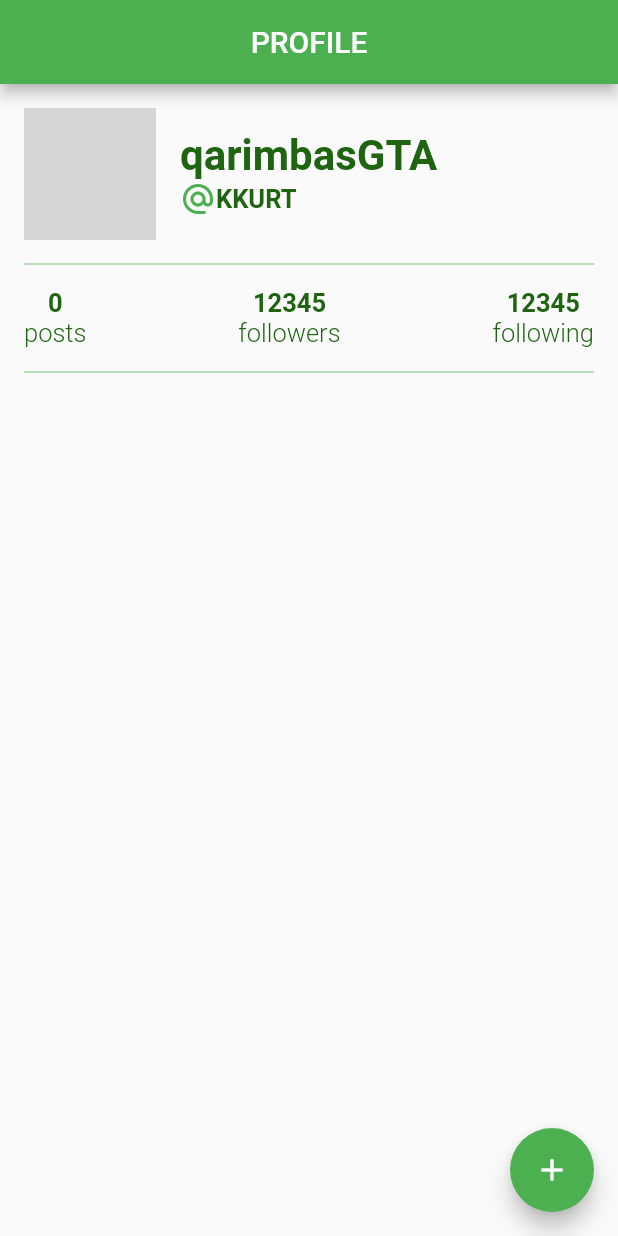
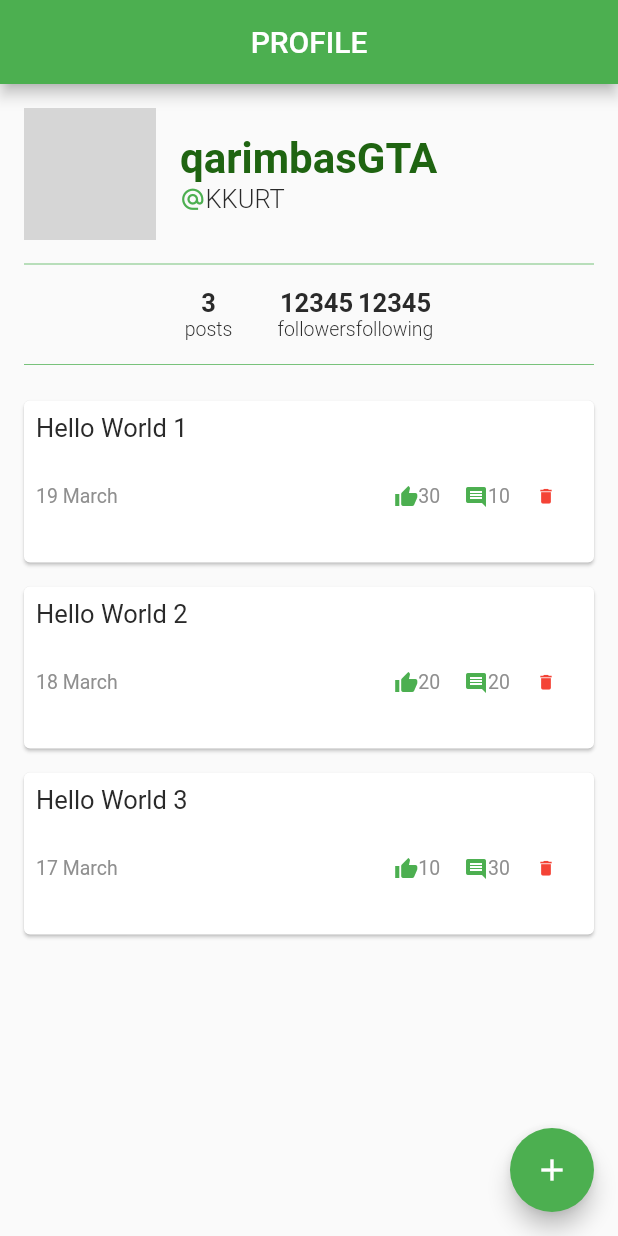
Before and after one commit to qarimbas/Flutter_Lecture_SU_SocialMedia, a Flutter app: the screen it shows after launch, on a phone screen of 412 x 824 dp. Run offline on Flutter 3.47's test engine with Material 2 defaults, Android fonts, the phone set to English and light mode, and no system bars; network calls fail; grey boxes are pictures that could not be loaded.

Commit message:
postTile and fixes

```diff
--- a/lib/routes/profile.dart
+++ b/lib/routes/profile.dart
@@ -1,5 +1,6 @@
 import 'package:flutter/material.dart';
 import 'package:flutter_application_2/model/post.dart';
+import 'package:flutter_application_2/ui/post_tile.dart';
 import 'package:flutter_application_2/util/colors.dart';
 
 class ProfileView extends StatefulWidget {
@@ -10,10 +11,14 @@ class ProfileView extends StatefulWidget {
 }
 
 class _ProfileViewState extends State<ProfileView> {
-  //Post item1 = Post(text: 'first post', date: '14th July 2021', likes: 5);
-  //Post item2 = Post.comments(comments: 5);
+  late int postCount = 0;
 
-  late int postCount = 0;
+  List<Post> posts = [
+    Post(text: 'Hello World 1', date: '19 March', likes: 30, comments: 10),
+    Post(text: 'Hello World 2', date: '18 March', likes: 20, comments: 20),
+    Post(text: 'Hello World 3', date: '17 March', likes: 10, comments: 30),
+  ];
+
   void buttonPressed() {
     setState(() {
       postCount++;
@@ -30,6 +35,7 @@ class _ProfileViewState extends State<ProfileView> {
 
   @override
   Widget build(BuildContext context) {
+    postCount = posts.length;
     print('BUILD: $postCount');
 
     return Scaffold(
@@ -47,7 +53,7 @@ class _ProfileViewState extends State<ProfileView> {
       floatingActionButton: FloatingActionButton(
         onPressed: buttonPressed,
         backgroundColor: AppColors.primaryColor,
-        child: const Icon(Icons.add),
+        child: Icon(Icons.add),
       ),
       body: SafeArea(
         child: Padding(
@@ -61,24 +67,45 @@ class _ProfileViewState extends State<ProfileView> {
                 thickness: 0.5,
               ),
               Row(
-                mainAxisAlignment: MainAxisAlignment.spaceBetween,
+                mainAxisAlignment: MainAxisAlignment.center,
                 children: [
                   Column(
                     children: [
                       Text(
-                        postCount.toString(),
+                        '$postCount',
                         style: TextStyle(
-                          fontSize: 17,
+                          fontSize: 17.0,
                           fontWeight: FontWeight.w600,
-                          color: AppColors.headingColor,
+                          color: AppColors.textColor,
                         ),
                       ),
                       Text(
                         'posts',
                         style: TextStyle(
-                          fontSize: 17,
+                          fontSize: 13,
                           fontWeight: FontWeight.w300,
-                          color: AppColors.headingColor,
+                          color: AppColors.textColor,
+                        ),
+                      ),
+                    ],
+                  ),
+                  SizedBox(width: 30),
+                  Column(
+                    children: [
+                      Text(
+                        '12345',
+                        style: TextStyle(
+                          fontSize: 17.0,
+                          fontWeight: FontWeight.w600,
+                          color: AppColors.textColor,
+                        ),
+                      ),
+                      Text(
+                        'followers',
+                        style: TextStyle(
+                          fontSize: 13,
+                          fontWeight: FontWeight.w300,
+                          color: AppColors.textColor,
                         ),
                       ),
                     ],
@@ -90,35 +117,15 @@ class _ProfileViewState extends State<ProfileView> {
                         style: TextStyle(
                           fontSize: 17,
                           fontWeight: FontWeight.w600,
-                          color: AppColors.headingColor,
-                        ),
-                      ),
-                      Text(
-                        'followers',
-                        style: TextStyle(
-                          fontSize: 17,
-                          fontWeight: FontWeight.w300,
-                          color: AppColors.headingColor,
-                        ),
-                      ),
-                    ],
-                  ),
-                  Column(
-                    children: [
-                      Text(
-                        '12345',
-                        style: TextStyle(
-                          fontSize: 17,
-                          fontWeight: FontWeight.w600,
-                          color: AppColors.headingColor,
+                          color: AppColors.textColor,
                         ),
                       ),
                       Text(
                         'following',
                         style: TextStyle(
-                          fontSize: 17,
+                          fontSize: 13,
                           fontWeight: FontWeight.w300,
-                          color: AppColors.headingColor,
+                          color: AppColors.textColor,
                         ),
                       ),
                     ],
@@ -130,6 +137,17 @@ class _ProfileViewState extends State<ProfileView> {
                 height: 32,
                 thickness: 0.5,
               ),
+              Column(
+                children: posts
+                    .map((post) => PostTile(
+                        post: post,
+                        delete: () {
+                          setState(() {
+                            posts.remove(post);
+                          });
+                        }))
+                    .toList(),
+              )
             ],
           ),
         ),
@@ -167,13 +185,14 @@ class _ProfileViewState extends State<ProfileView> {
                 Icon(
                   Icons.alternate_email,
                   color: AppColors.primaryColor,
+                  size: 17,
                 ),
                 Text(
                   'KKURT',
                   style: TextStyle(
                     fontSize: 17,
-                    fontWeight: FontWeight.bold,
-                    color: AppColors.headingColor,
+                    fontWeight: FontWeight.w300,
+                    color: AppColors.textColor,
                   ),
                 ),
               ],
--- /dev/null
+++ b/lib/ui/post_tile.dart
@@ -0,0 +1,82 @@
+import 'package:flutter/material.dart';
+import 'package:flutter_application_2/model/post.dart';
+import 'package:flutter_application_2/util/colors.dart';
+
+class PostTile extends StatelessWidget {
+  final Post post;
+  //final void Function() delete;
+  final VoidCallback delete;
+
+  PostTile({required this.post, required this.delete});
+
+  @override
+  Widget build(BuildContext context) {
+    return Card(
+      margin: EdgeInsets.symmetric(vertical: 8),
+      child: Padding(
+        padding: const EdgeInsets.all(8.0),
+        child: Column(
+          crossAxisAlignment: CrossAxisAlignment.stretch,
+          children: [
+            Text(
+              '${post.text}',
+              style: TextStyle(
+                fontSize: 17,
+                color: AppColors.textColor,
+              ),
+            ),
+            Padding(
+              padding: const EdgeInsets.symmetric(vertical: 12),
+              child: Row(
+                children: [
+                  Text(
+                    '${post.date}',
+                    style: TextStyle(
+                      fontSize: 13,
+                      color: AppColors.subtitleColor,
+                    ),
+                  ),
+                  Spacer(),
+                  Icon(
+                    Icons.thumb_up,
+                    size: 16,
+                    color: AppColors.primaryColor,
+                  ),
+                  Text(
+                    '${post.likes}',
+                    style: TextStyle(
+                      fontSize: 13,
+                      color: AppColors.subtitleColor,
+                    ),
+                  ),
+                  SizedBox(width: 16),
+                  Icon(
+                    Icons.comment,
+                    size: 16,
+                    color: AppColors.primaryColor,
+                  ),
+                  Text(
+                    '${post.comments}',
+                    style: TextStyle(
+                      fontSize: 13,
+                      color: AppColors.subtitleColor,
+                    ),
+                  ),
+                  IconButton(
+                    padding: EdgeInsets.zero,
+                    icon: Icon(
+                      Icons.delete,
+                      size: 13,
+                      color: Colors.red,
+                    ),
+                    onPressed: delete,
+                  ),
+                ],
+              ),
+            ),
+          ],
+        ),
+      ),
+    );
+  }
+}
--- a/lib/util/colors.dart
+++ b/lib/util/colors.dart
@@ -5,4 +5,5 @@ class AppColors {
   static const Color appBarTextColor = Colors.white;
   static const Color textColor = const Color(0xFF2A2A2A);
   static const Color headingColor = const Color(0xFF1F6411);
+  static const Color subtitleColor = const Color(0xFF8F8F8F);
 }
```
